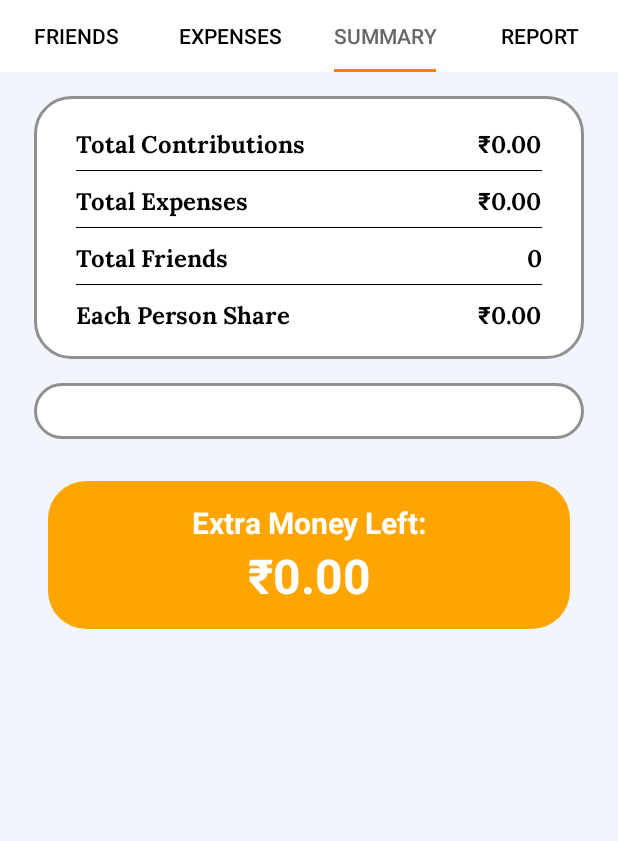
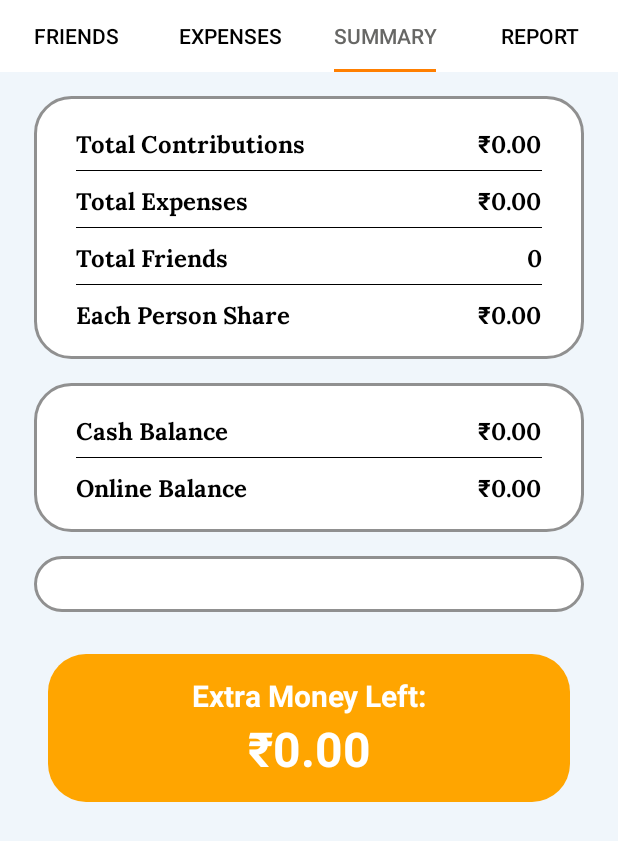
Before and after one commit to vinayakpenta29-boop/Ravi-Country-, an Android app: the screen it shows after launch (MainActivity), tab 3 chosen, on a phone screen of 412 x 824 dp. Shown: the top 841 px of the screen. Run offline under Robolectric (Android 15) with nearby library versions, the phone set to English and light mode, and no system bars.

Commit message:
Update SummaryFragment.java

```diff
--- a/app/src/main/java/com/example/tripexpensecalculator/fragments/SummaryFragment.java
+++ b/app/src/main/java/com/example/tripexpensecalculator/fragments/SummaryFragment.java
@@ -73,6 +73,21 @@ public class SummaryFragment extends Fragment {
         mainBox.addView(getDivider());
         mainBox.addView(getLoraRow("Each Person Share",  "₹" + String.format("%.2f", perPerson), Color.BLACK));
         summaryRootLayout.addView(mainBox);
+
+        // ---- Cash / Online Balance Box (for now uses same totals) ----
+        double totalCashGiven = totalContribution;      // later: only cash part
+        double totalOnlineGiven = 0.0;                  // later: only online part
+        double totalCashExpenses = totalExpense;        // later: only cash expenses
+        double totalOnlineExpenses = 0.0;               // later: only online expenses
+
+        double cashBalance = totalCashGiven - totalCashExpenses;
+        double onlineBalance = totalOnlineGiven - totalOnlineExpenses;
+
+        LinearLayout cashOnlineBox = getCurvedBox();
+        cashOnlineBox.addView(getLoraRow("Cash Balance", "₹" + String.format("%.2f", cashBalance), Color.BLACK));
+        cashOnlineBox.addView(getDivider());
+        cashOnlineBox.addView(getLoraRow("Online Balance", "₹" + String.format("%.2f", onlineBalance), Color.BLACK));
+        summaryRootLayout.addView(cashOnlineBox);
 
         // ---- Friends Balance Box ----
         LinearLayout balanceBox = getCurvedBox();
```
